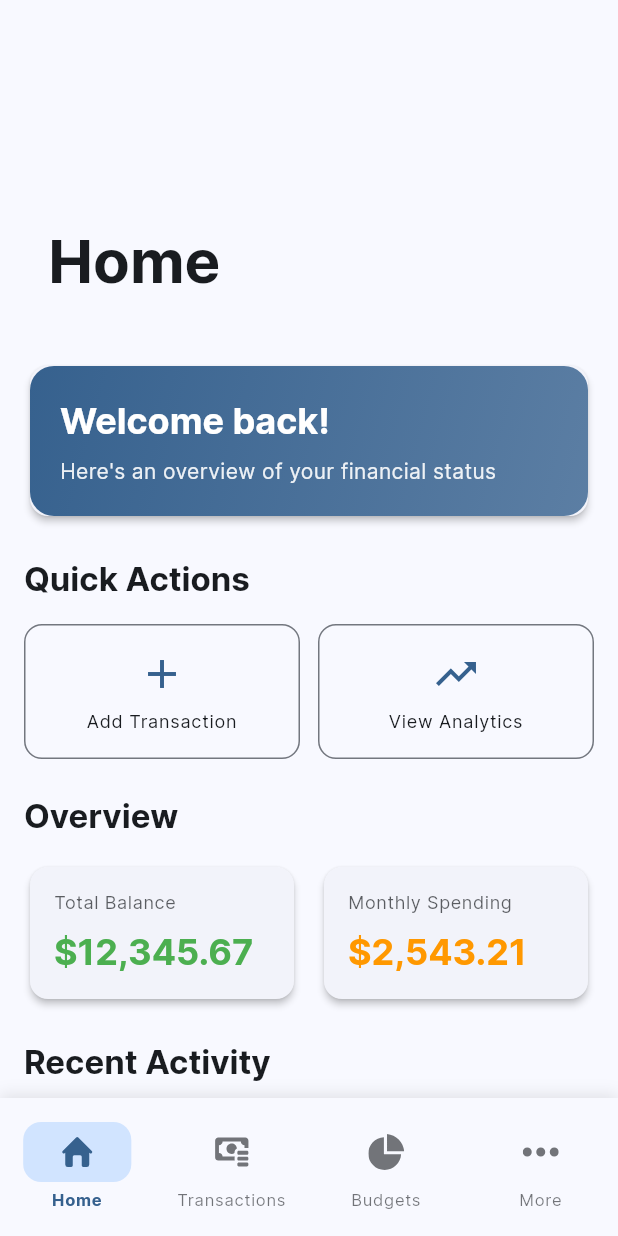
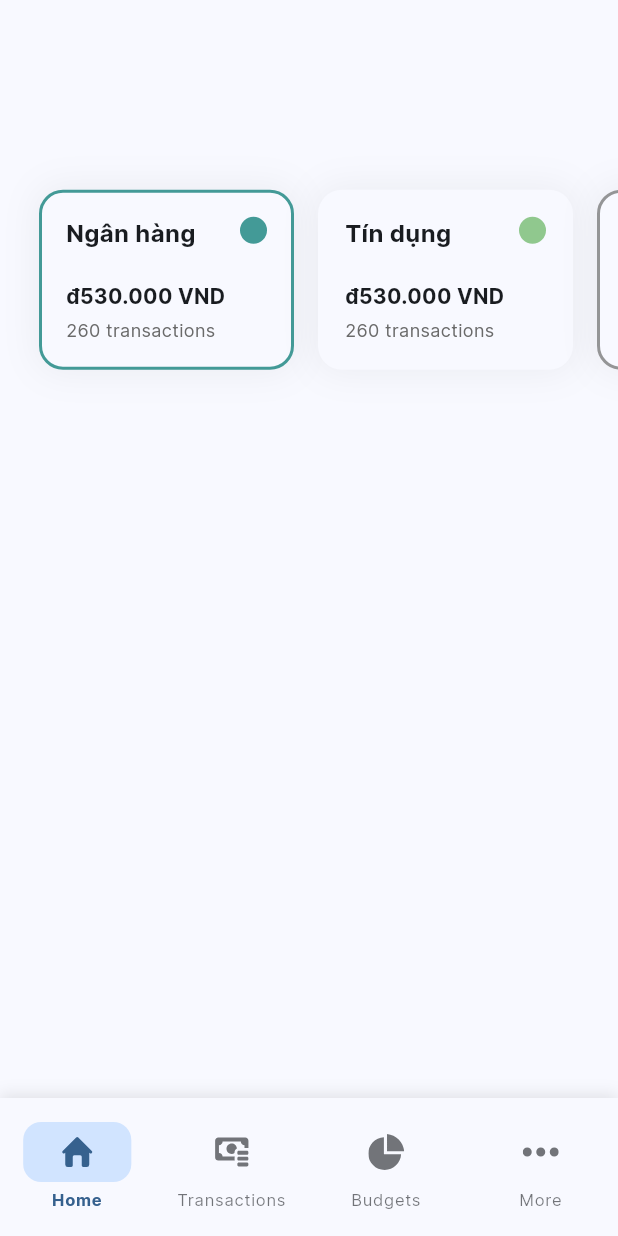
Before and after one commit to PhanMai010203/littlepig, a Flutter app: the screen it shows after launch, on a phone screen of 412 x 824 dp. Run offline on Flutter 3.47's test engine with Material 3 defaults, Android fonts, the phone set to English and light mode, and no system bars; our stand-ins replace auto_size_text, battery_plus, bloc, csv, device_info_plus, drift and 21 more; missing offline and left inert: flutter_displaymode, googleapis, mime_type, sqlite3; accounts and stored records are empty; generated files the repository leaves out were written again.

Commit message:
wip - homepage

```diff
--- a/finance/lib/features/home/presentation/pages/home_page.dart
+++ b/finance/lib/features/home/presentation/pages/home_page.dart
@@ -12,6 +12,7 @@ class HomePage extends StatefulWidget {
 class _HomePageState extends State<HomePage> with TickerProviderStateMixin {
   late AnimationController _animationController;
   late ScrollController _scrollController;
+  int _selectedAccountIndex = 0;
 
   @override
   void initState() {
@@ -43,30 +44,60 @@ class _HomePageState extends State<HomePage> with TickerProviderStateMixin {
     return PageTemplate(
       slivers: [
         SliverPadding(
-          padding: const EdgeInsets.all(16),
+          padding: const EdgeInsets.symmetric(horizontal: 26),
           sliver: SliverToBoxAdapter(
             child: Column(
               crossAxisAlignment: CrossAxisAlignment.start,
               children: [
                 ConstrainedBox(
-                  constraints: const BoxConstraints(minHeight: 200),
+                  constraints: const BoxConstraints(minHeight: 100),
                   child: Container(
                     alignment: AlignmentDirectional.bottomStart,
                     padding:
                         const EdgeInsetsDirectional.only(start: 9, bottom: 17, end: 9),
-                    child: HomePageUsername(
-                      animationController: _animationController,
+                  ),
+                ),
+                const SizedBox(height: 24),
+                SizedBox(
+                  height: 125,
+                  child: SingleChildScrollView(
+                    scrollDirection: Axis.horizontal,
+                    clipBehavior: Clip.none,
+                    child: Row(
+                      children: [
+                        _AccountCard(
+                          title: 'Ngân hàng',
+                          amount: 'đ530.000 VND',
+                          transactions: '260 transactions',
+                          color: const Color(0xFF439A97),
+                          isSelected: _selectedAccountIndex == 0,
+                          onTap: () {
+                            setState(() {
+                              _selectedAccountIndex = 0;
+                            });
+                          },
+                        ),
+                        const SizedBox(width: 16),
+                        _AccountCard(
+                          title: 'Tín dụng',
+                          amount: 'đ530.000 VND',
+                          transactions: '260 transactions',
+                          color: const Color(0xFF90C88E),
+                          isSelected: _selectedAccountIndex == 1,
+                          onTap: () {
+                            setState(() {
+                              _selectedAccountIndex = 1;
+                            });
+                          },
+                        ),
+                        const SizedBox(width: 16),
+                        _AddAccountCard(
+                          onTap: () {},
+                        ),
+                      ],
                     ),
                   ),
                 ),
-                const SizedBox(height: 24),
-                _WelcomeCard(),
-                const SizedBox(height: 24),
-                _QuickActions(),
-                const SizedBox(height: 24),
-                _OverviewCards(),
-                const SizedBox(height: 24),
-                _RecentActivity(),
               ],
             ),
           ),
@@ -76,43 +107,86 @@ class _HomePageState extends State<HomePage> with TickerProviderStateMixin {
   }
 }
 
-class _WelcomeCard extends StatelessWidget {
+class _AccountCard extends StatelessWidget {
+  final String title;
+  final String amount;
+  final String transactions;
+  final Color color;
+  final bool isSelected;
+  final VoidCallback onTap;
+
+  const _AccountCard({
+    required this.title,
+    required this.amount,
+    required this.transactions,
+    required this.color,
+    required this.isSelected,
+    required this.onTap,
+  });
+
   @override
   Widget build(BuildContext context) {
-    return Card(
-      child: Container(
-        width: double.infinity,
-        padding: const EdgeInsets.all(20),
+    return GestureDetector(
+      onTap: onTap,
+      child: AnimatedContainer(
+        duration: const Duration(milliseconds: 200),
+        width: 170,
+        height: 120,
+        padding: const EdgeInsets.all(16),
         decoration: BoxDecoration(
+          color: Theme.of(context).cardColor,
           borderRadius: BorderRadius.circular(16),
-          gradient: LinearGradient(
-            colors: [
-              Theme.of(context).colorScheme.primary,
-              Theme.of(context).colorScheme.primary.withValues(alpha: 0.8),
-            ],
-            begin: Alignment.topLeft,
-            end: Alignment.bottomRight,
+          border: Border.all(
+            color: isSelected ? color : Colors.transparent,
+            width: 2,
+            strokeAlign: BorderSide.strokeAlignInside,
           ),
+          boxShadow: [
+            BoxShadow(
+              color: Colors.black.withOpacity(0.05),
+              blurRadius: 20,
+              spreadRadius: 2,
+            ),
+          ],
         ),
         child: Column(
           crossAxisAlignment: CrossAxisAlignment.start,
           children: [
+            Row(
+              mainAxisAlignment: MainAxisAlignment.spaceBetween,
+              crossAxisAlignment: CrossAxisAlignment.start,
+              children: [
+                Expanded(
+                  child: Text(
+                    title,
+                    style: const TextStyle(
+                      fontSize: 16,
+                      fontWeight: FontWeight.bold,
+                    ),
+                  ),
+                ),
+                Container(
+                  width: 18,
+                  height: 18,
+                  decoration: BoxDecoration(
+                    color: color,
+                    shape: BoxShape.circle,
+                  ),
+                ),
+              ],
+            ),
+            const Spacer(),
             Text(
-              'Welcome back!',
-              style: Theme.of(context).textTheme.headlineSmall?.copyWith(
-                    color: Theme.of(context).colorScheme.onPrimary,
-                    fontWeight: FontWeight.bold,
-                  ),
+              amount,
+              style: const TextStyle(fontSize: 14, fontWeight: FontWeight.bold),
             ),
-            const SizedBox(height: 8),
+            const SizedBox(height: 4),
             Text(
-              'Here\'s an overview of your financial status',
-              style: Theme.of(context).textTheme.bodyMedium?.copyWith(
-                    color: Theme.of(context)
-                        .colorScheme
-                        .onPrimary
-                        .withValues(alpha: 0.9),
-                  ),
+              transactions,
+              style: const TextStyle(
+                fontSize: 12,
+                color: Color(0xFF6A6A6A),
+              ),
             ),
           ],
         ),
@@ -121,87 +195,49 @@ class _WelcomeCard extends StatelessWidget {
   }
 }
 
-class _QuickActions extends StatelessWidget {
-  @override
-  Widget build(BuildContext context) {
-    return Column(
-      crossAxisAlignment: CrossAxisAlignment.start,
-      children: [
-        Text(
-          'Quick Actions',
-          style: Theme.of(context).textTheme.titleLarge?.copyWith(
-                fontWeight: FontWeight.bold,
-              ),
-        ),
-        const SizedBox(height: 16),
-        Row(
-          children: [
-            Expanded(
-              child: _ActionButton(
-                icon: Icons.add,
-                label: 'Add Transaction',
-                onTap: () {
-                  ScaffoldMessenger.of(context).showSnackBar(
-                    const SnackBar(content: Text('Add Transaction tapped')),
-                  );
-                },
-              ),
-            ),
-            const SizedBox(width: 12),
-            Expanded(
-              child: _ActionButton(
-                icon: Icons.trending_up,
-                label: 'View Analytics',
-                onTap: () {
-                  ScaffoldMessenger.of(context).showSnackBar(
-                    const SnackBar(content: Text('View Analytics tapped')),
-                  );
-                },
-              ),
-            ),
-          ],
-        ),
-      ],
-    );
-  }
-}
+class _AddAccountCard extends StatelessWidget {
+  final VoidCallback onTap;
 
-class _ActionButton extends StatelessWidget {
-  const _ActionButton({
-    required this.icon,
-    required this.label,
-    required this.onTap,
-  });
-
-  final IconData icon;
-  final String label;
-  final VoidCallback onTap;
+  const _AddAccountCard({required this.onTap});
 
   @override
   Widget build(BuildContext context) {
-    return InkWell(
+    return GestureDetector(
       onTap: onTap,
-      borderRadius: BorderRadius.circular(12),
       child: Container(
-        padding: const EdgeInsets.all(16),
+        width: 120,
+        height: 120,
         decoration: BoxDecoration(
+          color: Theme.of(context).cardColor,
+          borderRadius: BorderRadius.circular(16),
           border: Border.all(
-            color: Theme.of(context).colorScheme.outline,
+            color: const Color(0xFF6A6A6A).withOpacity(0.7),
+            width: 2,
+            strokeAlign: BorderSide.strokeAlignInside,
           ),
-          borderRadius: BorderRadius.circular(12),
+          boxShadow: [
+            BoxShadow(
+              color: Colors.black.withOpacity(0.05),
+              blurRadius: 20,
+              spreadRadius: 2,
+            )
+          ],
         ),
-        child: Column(
+        child: const Column(
+          mainAxisAlignment: MainAxisAlignment.center,
           children: [
             Icon(
-              icon,
-              size: 32,
-              color: Theme.of(context).colorScheme.primary,
+              Icons.add,
+              size: 28,
+              color: Color(0xFF6A6A6A),
             ),
-            const SizedBox(height: 8),
+            SizedBox(height: 8),
             Text(
-              label,
-              style: Theme.of(context).textTheme.labelMedium,
-              textAlign: TextAlign.center,
+              'Account',
+              style: TextStyle(
+                fontSize: 14,
+                color: Color(0xFF6A6A6A),
+              ),
             ),
           ],
         ),
@@ -209,131 +245,3 @@ class _ActionButton extends StatelessWidget {
     );
   }
 }
-
-class _OverviewCards extends StatelessWidget {
-  @override
-  Widget build(BuildContext context) {
-    return Column(
-      crossAxisAlignment: CrossAxisAlignment.start,
-      children: [
-        Text(
-          'Overview',
-          style: Theme.of(context).textTheme.titleLarge?.copyWith(
-                fontWeight: FontWeight.bold,
-              ),
-        ),
-        const SizedBox(height: 16),
-        const Row(
-          children: [
-            Expanded(
-              child: _OverviewCard(
-                title: 'Total Balance',
-                value: '\$12,345.67',
-                color: Colors.green,
-              ),
-            ),
-            SizedBox(width: 12),
-            Expanded(
-              child: _OverviewCard(
-                title: 'Monthly Spending',
-                value: '\$2,543.21',
-                color: Colors.orange,
-              ),
-            ),
-          ],
-        ),
-      ],
-    );
-  }
-}
-
-class _OverviewCard extends StatelessWidget {
-  const _OverviewCard({
-    required this.title,
-    required this.value,
-    required this.color,
-  });
-
-  final String title;
-  final String value;
-  final Color color;
-
-  @override
-  Widget build(BuildContext context) {
-    return Card(
-      child: Padding(
-        padding: const EdgeInsets.all(16),
-        child: Column(
-          crossAxisAlignment: CrossAxisAlignment.start,
-          children: [
-            Text(
-              title,
-              style: Theme.of(context).textTheme.bodySmall?.copyWith(
-                    color: Theme.of(context)
-                        .colorScheme
-                        .onSurface
-                        .withValues(alpha: 0.7),
-                  ),
-            ),
-            const SizedBox(height: 8),
-            Text(
-              value,
-              style: Theme.of(context).textTheme.headlineSmall?.copyWith(
-                    color: color,
-                    fontWeight: FontWeight.bold,
-                  ),
-            ),
-          ],
-        ),
-      ),
-    );
-  }
-}
-
-class _RecentActivity extends StatelessWidget {
-  @override
-  Widget build(BuildContext context) {
-    return Column(
-      crossAxisAlignment: CrossAxisAlignment.start,
-      children: [
-        Text(
-          'Recent Activity',
-          style: Theme.of(context).textTheme.titleLarge?.copyWith(
-                fontWeight: FontWeight.bold,
-              ),
-        ),
-        const SizedBox(height: 16),
-        Card(
-          child: ListView.separated(
-            shrinkWrap: true,
-            physics: const NeverScrollableScrollPhysics(),
-            itemCount: 3,
-            separatorBuilder: (context, index) => const Divider(height: 1),
-            itemBuilder: (context, index) {
-              return ListTile(
-                leading: CircleAvatar(
-                  backgroundColor:
-                      Theme.of(context).colorScheme.primaryContainer,
-                  child: Icon(
-                    Icons.shopping_cart,
-                    color: Theme.of(context).colorScheme.primary,
-                  ),
-                ),
-                title: Text('Transaction ${index + 1}'),
-                subtitle: Text(
-                    'Category • ${DateTime.now().day}/${DateTime.now().month}'),
-                trailing: Text(
-                  '-\$${(index + 1) * 25}.00',
-                  style: const TextStyle(
-                    color: Colors.red,
-                    fontWeight: FontWeight.w600,
-                  ),
-                ),
-              );
-            },
-          ),
-        ),
-      ],
-    );
-  }
-}
```
